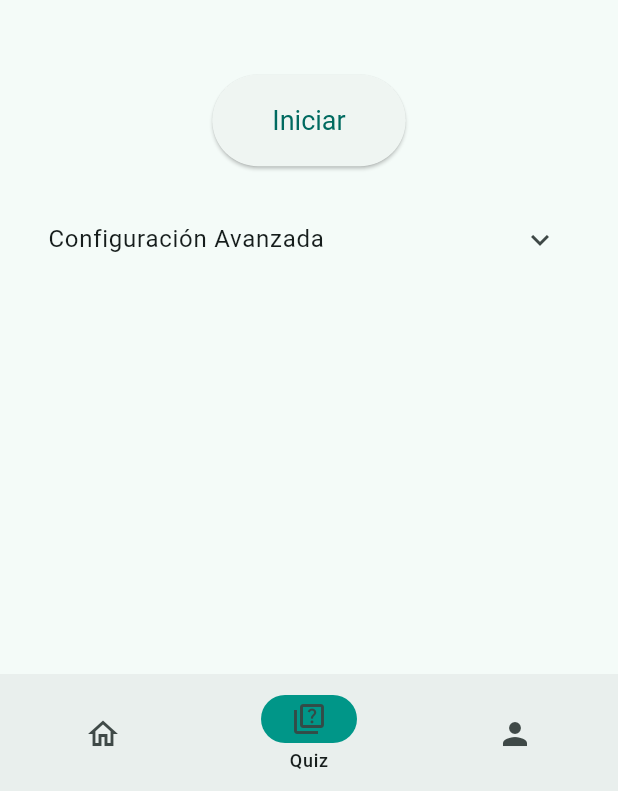
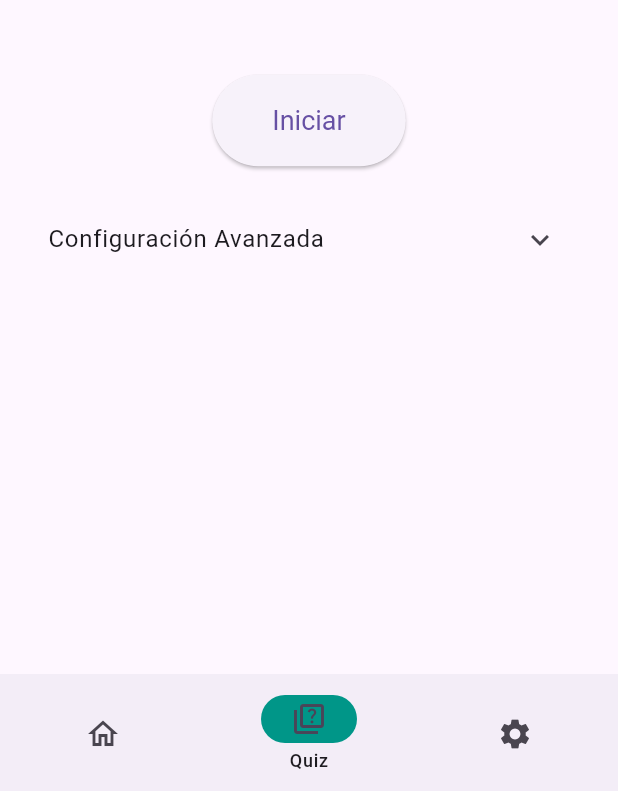
Before and after one commit to JesusRodrigoV/zoo_connect_app, a Flutter app: the screen it shows after launch, item 2 of the bottom bar chosen, on a phone screen of 412 x 824 dp. Shown: the part 442-1233 px from the top of the screen. Run offline on Flutter 3.47's test engine with Material 3 defaults, Android fonts, the light colour scheme and no system bars; our stand-ins replace flutter_riverpod, freezed_annotation, html_unescape, loading_animation_widget.

Commit message:
feat: Pagina de ajustes y proveedor de temas creado

```diff
--- a/lib/main.dart
+++ b/lib/main.dart
@@ -1,3 +1,4 @@
+import 'package:zoo_connect_app/providers/settings/theme_provider.dart';
 import 'package:zoo_connect_app/screens/home/home.dart';
 import 'package:flutter_riverpod/flutter_riverpod.dart';
 import 'package:flutter/material.dart';
@@ -6,16 +7,18 @@ void main() {
   runApp(const ProviderScope(child: MainApp()));
 }
 
-class MainApp extends StatelessWidget {
+class MainApp extends ConsumerWidget {
   const MainApp({super.key});
 
   @override
-  Widget build(BuildContext context) {
+  Widget build(BuildContext context, WidgetRef ref) {
+    final themeMode = ref.watch(themeProvider);
+
     return MaterialApp(
       title: 'ZooConnect',
-      theme: ThemeData(
-        colorScheme: ColorScheme.fromSeed(seedColor: Colors.teal),
-      ),
+      theme: ThemeData.light(),
+      darkTheme: ThemeData.dark(),
+      themeMode: themeMode,
       home: Home(),
       debugShowCheckedModeBanner: false,
     );
--- /dev/null
+++ b/lib/providers/settings/theme_provider.dart
@@ -0,0 +1,6 @@
+import 'package:flutter/material.dart';
+import 'package:flutter_riverpod/flutter_riverpod.dart';
+
+final themeProvider = StateProvider<ThemeMode>((ref) {
+  return ThemeMode.system;
+});
--- a/lib/screens/home/home.dart
+++ b/lib/screens/home/home.dart
@@ -1,5 +1,6 @@
 import 'package:flutter/material.dart';
 import 'package:zoo_connect_app/screens/quiz/quiz_bienvenida.dart';
+import 'package:zoo_connect_app/screens/settings/settings.dart';
 
 class Home extends StatefulWidget {
   const Home({super.key});
@@ -19,8 +20,8 @@ class _HomeState extends State<Home> {
     return QuizBienvenida();
   }
 
-  Widget algoMasPage() {
-    return Center(child: Text("Tercera Pagina"));
+  Widget settingsPage() {
+    return SettingsPage();
   }
 
   NavigationBar navigationBar() {
@@ -44,7 +45,10 @@ class _HomeState extends State<Home> {
           icon: Icon(Icons.quiz),
           label: 'Quiz',
         ),
-        NavigationDestination(icon: Icon(Icons.person), label: 'Algo Mas'),
+        NavigationDestination(
+          selectedIcon: Icon(Icons.settings_outlined),
+          icon: Icon(Icons.settings),
+          label: 'Ajustes'),
       ],
     );
   }
@@ -52,7 +56,7 @@ class _HomeState extends State<Home> {
   @override
   Widget build(BuildContext context) {
     return Scaffold(
-      body: <Widget>[homePage(), quizPage(), algoMasPage()][currentPageIndex],
+      body: <Widget>[homePage(), quizPage(), settingsPage()][currentPageIndex],
       bottomNavigationBar: navigationBar(),
     );
   }
```
Also changed, not shown: lib/screens/settings/settings.dart (added, +34 -0 lines).
